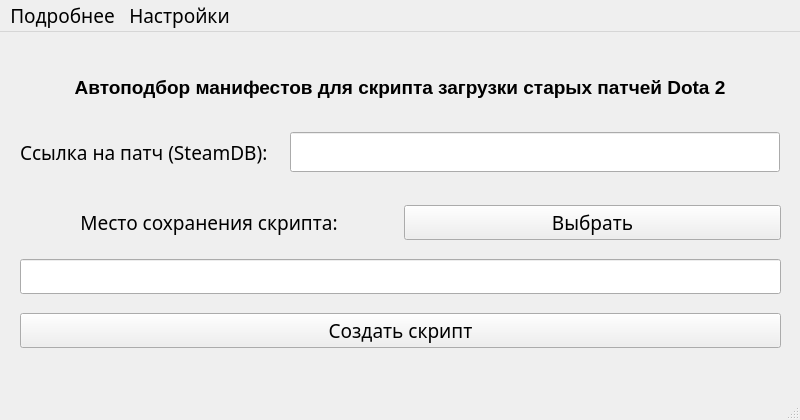
The window that static/QtUI/downloader.ui (overklassniy/dota-depots-manifests-parser) describes before a commit, drawn with Qt 5.
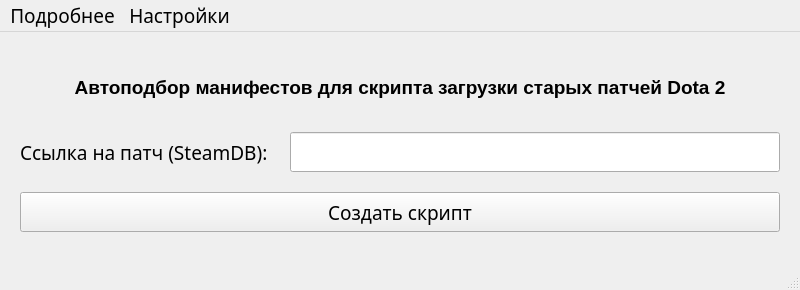
The same window after the commit.

The edit to the form file:
```diff
--- a/static/QtUI/downloader.ui
+++ b/static/QtUI/downloader.ui
@@ -7,7 +7,7 @@
     <x>0</x>
     <y>0</y>
     <width>800</width>
-    <height>420</height>
+    <height>290</height>
    </rect>
   </property>
   <property name="font">
@@ -69,52 +69,18 @@
      </rect>
     </property>
    </widget>
-   <widget class="QWidget" name="verticalLayoutWidget">
+   <widget class="QPushButton" name="pushButton_create">
     <property name="geometry">
      <rect>
       <x>20</x>
       <y>160</y>
-      <width>761</width>
-      <height>171</height>
+      <width>760</width>
+      <height>40</height>
      </rect>
     </property>
-    <layout class="QVBoxLayout" name="verticalLayout">
-     <item>
-      <layout class="QHBoxLayout" name="horizontalLayout">
-       <item>
-        <widget class="QLabel" name="label_output">
-         <property name="text">
-          <string>Место сохранения скрипта:</string>
-         </property>
-         <property name="alignment">
-          <set>Qt::AlignCenter</set>
-         </property>
-        </widget>
-       </item>
-       <item>
-        <widget class="QPushButton" name="pushButton">
-         <property name="text">
-          <string>Выбрать</string>
-         </property>
-        </widget>
-       </item>
-      </layout>
-     </item>
-     <item>
-      <widget class="QLineEdit" name="lineEdit_output">
-       <property name="readOnly">
-        <bool>true</bool>
-       </property>
-      </widget>
-     </item>
-     <item>
-      <widget class="QPushButton" name="pushButton_2">
-       <property name="text">
-        <string>Создать скрипт</string>
-       </property>
-      </widget>
-     </item>
-    </layout>
+    <property name="text">
+     <string>Создать скрипт</string>
+    </property>
    </widget>
   </widget>
   <widget class="QStatusBar" name="statusbar"/>
```
Left out of the diff: 2 changed lines with no effect on the pictures.
